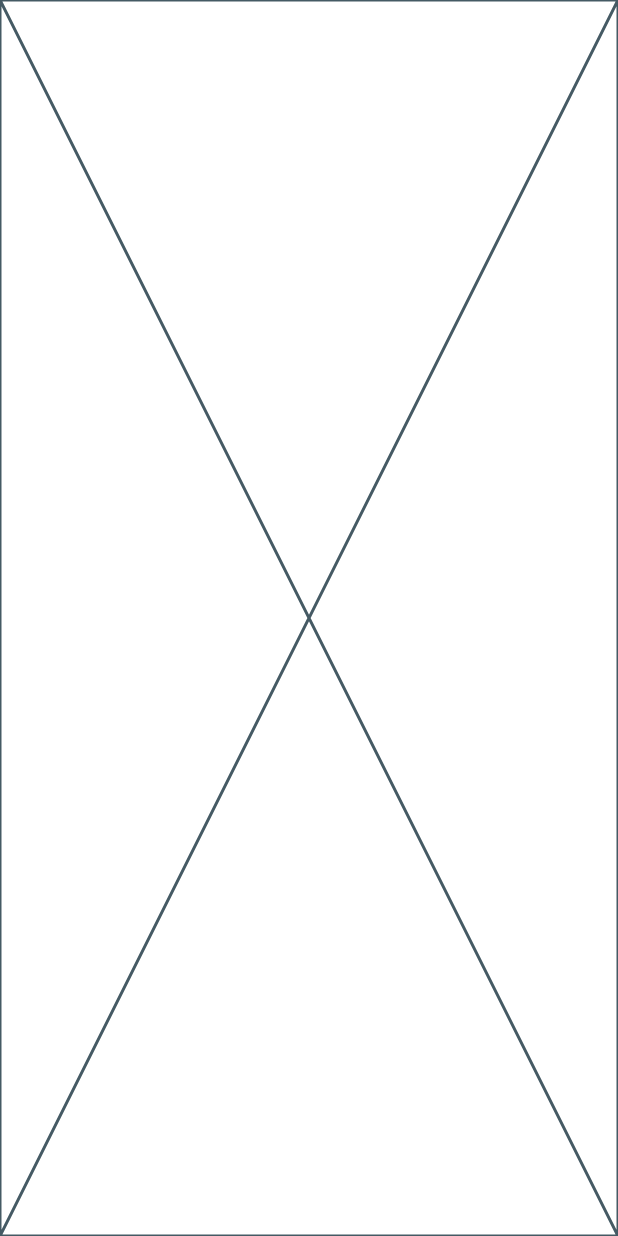
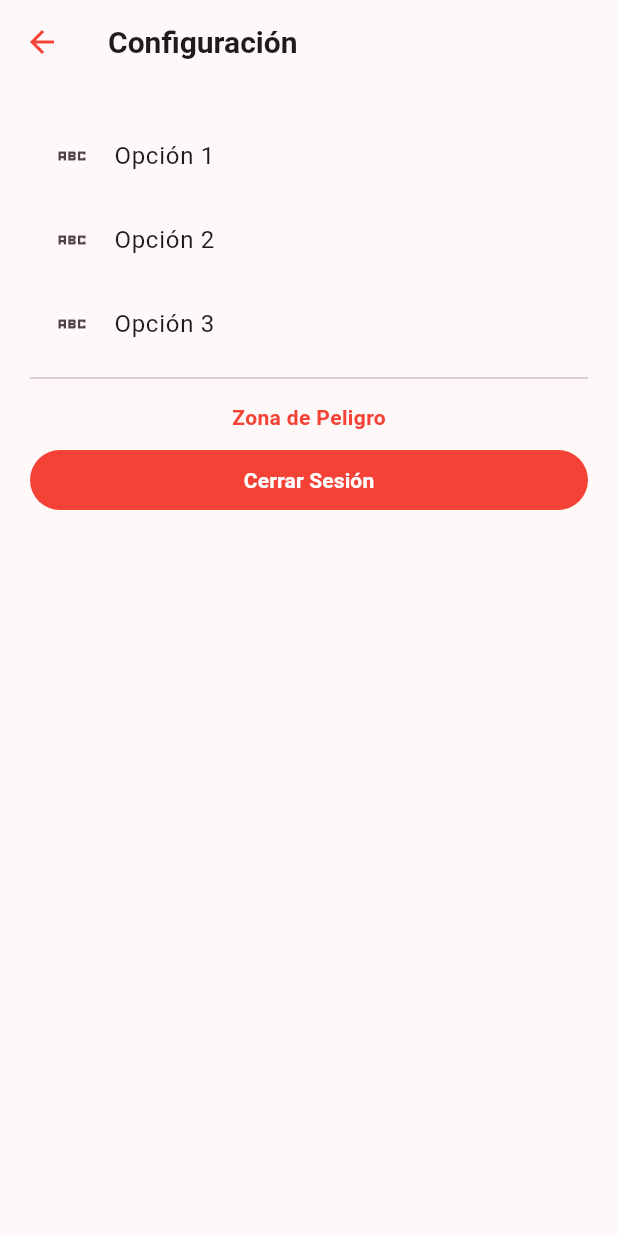
Before and after one commit to Ooops-seb/MovilesApp, a Flutter app: the Settings screen opened directly, after a tap on "Configuración", on a phone screen of 412 x 824 dp. Run offline on Flutter 3.47's test engine with Material 3 defaults, Android fonts, the phone set to English and light mode, and no system bars.

Commit message:
Settings Page Added

```diff
--- a/lib/view/agendar.dart
+++ b/lib/view/agendar.dart
@@ -20,7 +20,7 @@ class _AgendarState extends State<Agendar> {
             Navigator.pop(context);
           },
         ),
-        title: Text(
+        title: const Text(
           '\nAgendar Laboratorio',
           style: TextStyle(
             color: Colors.black,
--- a/lib/view/auth/config.dart
+++ b/lib/view/auth/config.dart
@@ -1,4 +1,5 @@
 import 'package:flutter/material.dart';
+import 'package:proyecto_moviles/view/auth/index.dart';
 
 class Configuration extends StatefulWidget {
   const Configuration({super.key});
@@ -10,6 +11,95 @@ class Configuration extends StatefulWidget {
 class _ConfigurationState extends State<Configuration> {
   @override
   Widget build(BuildContext context) {
-    return const Placeholder();
+    return Scaffold(
+        appBar: AppBar(
+          title: const Text('Configuración',
+              style: TextStyle(fontWeight: FontWeight.bold, fontSize: 20)),
+          leading: IconButton(
+            icon: const Icon(Icons.arrow_back, color: Colors.red),
+            onPressed: () {
+              Navigator.pop(context);
+            },
+          ),
+        ),
+        body: Padding(
+          padding: const EdgeInsets.all(20),
+          child: ListView(
+            children: [
+              ListTile(
+                leading: const Icon(Icons.abc_sharp),
+                title: const Text(
+                  'Opción 1',
+                ),
+                onTap: () {},
+              ),
+              ListTile(
+                leading: const Icon(Icons.abc_sharp),
+                title: const Text(
+                  'Opción 2',
+                ),
+                onTap: () {},
+              ),
+              ListTile(
+                leading: const Icon(Icons.abc_sharp),
+                title: const Text(
+                  'Opción 3',
+                ),
+                onTap: () {},
+              ),
+              const Divider(),
+              const Padding(padding: EdgeInsets.all(4)),
+              const Center(
+                child: Text(
+                    style: TextStyle(
+                        color: Colors.red, fontWeight: FontWeight.bold),
+                    'Zona de Peligro'),
+              ),
+              const Padding(padding: EdgeInsets.all(4)),
+              FilledButton(
+                  onPressed: (() {
+                    _showMyDialog(context);
+                  }),
+                  style: ButtonStyle(
+                      backgroundColor: MaterialStateProperty.all(Colors.red)),
+                  child: const Padding(
+                    padding: EdgeInsets.symmetric(horizontal: 12),
+                    child: Row(
+                      mainAxisAlignment: MainAxisAlignment.center,
+                      mainAxisSize: MainAxisSize.min,
+                      children: [Text('Cerrar Sesión', style: TextStyle(fontWeight: FontWeight.bold))],
+                    ),
+                  )),
+            ],
+          ),
+        ));
+  }
+
+  Future<void> _showMyDialog(BuildContext context) async {
+    return showDialog<void>(
+      context: context,
+      barrierDismissible: true,
+      builder: (BuildContext context) {
+        return AlertDialog(
+          title: const Text('Atención', style: TextStyle(fontWeight: FontWeight.bold)),
+          content: const Text('¿Estas seguro de cerrar sesión?'),
+          actions: <Widget>[
+            TextButton(
+              child: const Text('No'),
+              onPressed: () {
+                Navigator.of(context).pop();
+              },
+            ),
+            TextButton(
+              child: const Text('Si'),
+              onPressed: () {
+                Navigator.of(context).pop();
+                Navigator.push(context, MaterialPageRoute(builder: (context) => const AuthIndex()));
+              },
+            ),
+          ],
+        );
+      },
+    );
   }
 }
--- a/lib/view/auth/settings.dart
+++ b/lib/view/auth/settings.dart
@@ -14,62 +14,62 @@ class _SettingsState extends State<Settings> {
   Widget build(BuildContext context) {
     return Scaffold(
       appBar: AppBar(
+        title: const Text(
+          'Ajustes',
+          style: TextStyle(fontWeight: FontWeight.bold, fontSize: 20),
+        ),
         leading: IconButton(
-          icon: Icon(Icons.arrow_back, color: Colors.red),
+          icon: const Icon(Icons.arrow_back, color: Colors.red),
           onPressed: () {
             Navigator.pop(context);
           },
         ),
       ),
       body: Padding(
-        padding: const EdgeInsets.only(top: 60, bottom: 10, left: 20, right: 20),
+        padding:
+            const EdgeInsets.only(top: 60, bottom: 10, left: 20, right: 20),
         child: Column(
           crossAxisAlignment: CrossAxisAlignment.center,
           children: [
-            SizedBox(height: 20),
-            CircleAvatar(
+            const SizedBox(height: 20),
+            const CircleAvatar(
               radius: 40,
-              backgroundImage: AssetImage('assets/images/logo.png'),
+              backgroundImage:
+                  AssetImage('assets/images/logo.png'), // foto de perfil
             ),
-            SizedBox(height: 10),
-            Text(
+            const SizedBox(height: 10),
+            const Text(
               'Nombre Apellido',
               style: TextStyle(
                 fontSize: 20,
                 fontWeight: FontWeight.bold,
               ),
             ),
-            Text(
+            const Text(
               'email@domain.com',
               style: TextStyle(
                 color: Colors.grey,
               ),
             ),
-            SizedBox(height: 20),
-            Divider(),
+            const SizedBox(height: 20),
+            const Divider(),
             ListTile(
-              leading: Icon(Icons.person),
-              title: Text('Perfil'),
+              leading: const Icon(Icons.person),
+              title: const Text('Perfil'),
               onTap: () {
                 Navigator.push(context,
-                    MaterialPageRoute(builder: (context) => Profile()));
+                    MaterialPageRoute(builder: (context) => const Profile()));
               },
             ),
             ListTile(
-              leading: Icon(Icons.settings),
-              title: Text('Configuración'),
+              leading: const Icon(Icons.settings),
+              title: const Text('Configuración'),
               onTap: () {
-                Navigator.push(context,
-                    MaterialPageRoute(builder: (context) => Configuration()));
+                Navigator.push(
+                    context,
+                    MaterialPageRoute(
+                        builder: (context) => const Configuration()));
               },
-            ),
-            Spacer(),
-            Text(
-              'Móviles - 16829',
-              style: TextStyle(
-                color: Colors.grey,
-                fontSize: 12,
-              ),
             ),
           ],
         ),
--- a/pubspec.yaml
+++ b/pubspec.yaml
@@ -60,7 +60,8 @@ flutter:
 
   # To add assets to your application, add an assets section, like this:
   assets:
-    - assets/
+    - assets/icons/
+    - assets/images/
   #   - images/a_dot_ham.jpeg
 
   # An image asset can refer to one or more resolution-specific "variants", see
```
Also changed, not shown: lib/main.dart (+5 -6 lines), lib/view/auth/index.dart (+9 -11 lines), lib/view/auth/profile.dart (+63 -1 lines), lib/view/laboratorios.dart (+15 -15 lines).
